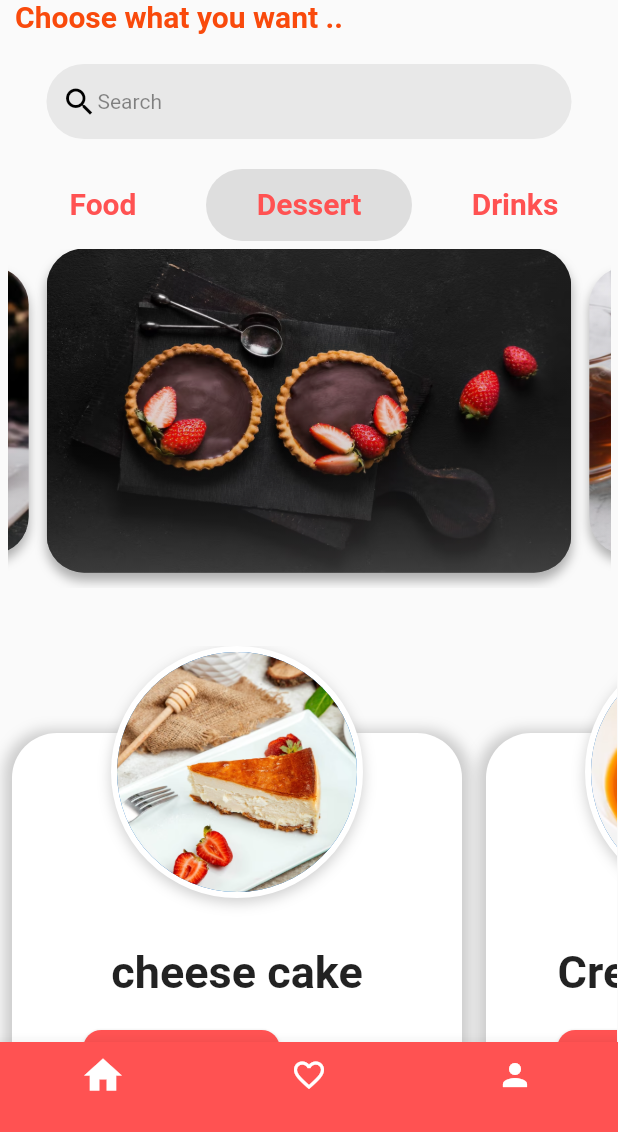
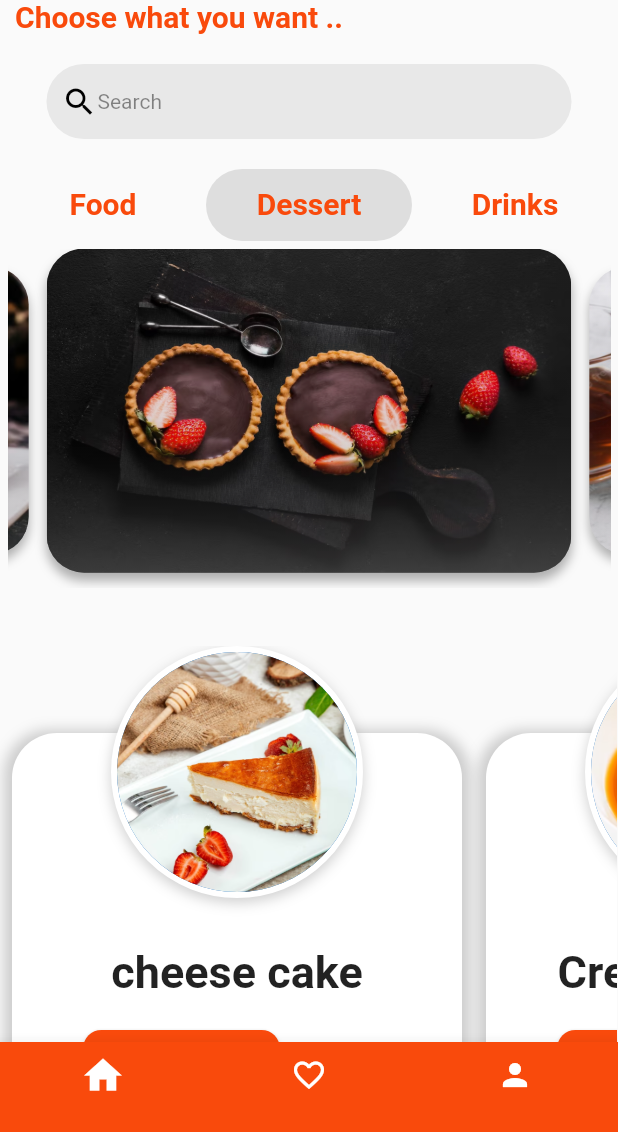
Before and after one commit to EsraaMagedd/Recipe_app, a Flutter app: the pages screen opened directly, tab 2 chosen, on a phone screen of 412 x 824 dp, the part 104-1236 px from its top. Run offline on Flutter 3.47's test engine with Material 2 defaults, Android fonts, the phone set to English and light mode, and no system bars; drawn by our look-alikes of carousel_slider; our stand-ins replace bloc, dio, flutter_bloc, get, google_fonts, hive and 2 more; accounts and stored records are empty; network calls fail; key blocks and very long unbroken strings in the code were emptied for the run.

Commit message:
after update2

```diff
--- a/lib/RecipeScreen.dart
+++ b/lib/RecipeScreen.dart
@@ -49,7 +49,7 @@ Widget recipe(String image,String text,String  link,String link2){
                     children: [
                       Center(
                         child: Container(
-                          width: 100,
+                          width: double.infinity,
                           decoration: BoxDecoration(borderRadius: BorderRadius.circular(30),),
 
 
@@ -92,7 +92,7 @@ Widget recipe(String image,String text,String  link,String link2){
               ),
               SizedBox(height: 20,),
               Container(
-                width: 100,
+                width: double.infinity,
                 child: Padding(
                   padding: const EdgeInsets.all(.0),
                   child: Text('''${text}''', style: const TextStyle(
--- a/lib/dessert.dart
+++ b/lib/dessert.dart
@@ -72,17 +72,17 @@ class _dessertState extends State<dessert> {
                   color:Colors.grey.withOpacity(0.3)), //Change background color from here
               tabs: [
                 Tab(child: Text('Food',style: TextStyle(
-                    color: Color.fromARGB(255, 255, 82, 82),
+                    color: Color(0xfff94a0c),
                     fontWeight: FontWeight.bold,
                     fontSize: 20
                 ),),),
                 Tab(child: Text('Dessert',style: TextStyle(
-                    color: Color.fromARGB(255, 255, 82, 82),
+                    color: Color(0xfff94a0c),
                     fontWeight: FontWeight.bold,
                     fontSize: 20
                 ),)),
                 Tab(child: Text('Drinks',style: TextStyle(
-                    color: Color.fromARGB(255, 255, 82, 82),
+                    color: Color(0xfff94a0c),
                     fontWeight: FontWeight.bold,
                     fontSize: 20
                 ),)),
@@ -298,7 +298,7 @@ Widget items(data d,BuildContext context){
                       onPressed: () {},
                       child: Text('Start doing',style: TextStyle(color: Colors.white,fontSize: 20)),
                       style: ElevatedButton.styleFrom(
-                        primary: Color.fromARGB(255, 255, 82, 82),
+                        primary:Color(0xfff94a0c),
                         shape: RoundedRectangleBorder(
                           borderRadius: BorderRadius.circular(12), // <-- Radius
                         ),
--- a/lib/drinks.dart
+++ b/lib/drinks.dart
@@ -71,17 +71,17 @@ class _drinksState extends State<drinks> {
                   color:Colors.grey.withOpacity(0.3)), //Change background color from here
               tabs: [
                 Tab(child: Text('Food',style: TextStyle(
-                    color: Color.fromARGB(255, 255, 82, 82),
+                    color: Color(0xfff94a0c),
                     fontWeight: FontWeight.bold,
                     fontSize: 20
                 ),),),
                 Tab(child: Text('Dessert',style: TextStyle(
-                    color: Color.fromARGB(255, 255, 82, 82),
+                    color: Color(0xfff94a0c),
                     fontWeight: FontWeight.bold,
                     fontSize: 20
                 ),)),
                 Tab(child: Text('Drinks',style: TextStyle(
-                    color: Color.fromARGB(255, 255, 82, 82),
+                    color: Color(0xfff94a0c),
                     fontWeight: FontWeight.bold,
                     fontSize: 20
                 ),)),
--- a/lib/for_user.dart
+++ b/lib/for_user.dart
@@ -20,7 +20,7 @@ class _NoteScreenState extends State<NoteScreen> {
   Widget build(BuildContext context) {
     return Scaffold(
       appBar: AppBar(
-        backgroundColor: Color.fromARGB(255, 255, 82, 82),
+        backgroundColor: Color(0xfff94a0c),
         title: Text("Your recipies",
           style: TextStyle(
             fontSize: 27,
@@ -35,7 +35,7 @@ class _NoteScreenState extends State<NoteScreen> {
         ],
       ),
       floatingActionButton: FloatingActionButton(
-        backgroundColor: Color.fromARGB(255, 255, 82, 82),
+        backgroundColor: Color(0xfff94a0c),
         onPressed: () async {
           noteContoroller.clear();
           AlertDialog alert = AlertDialog(
--- a/lib/home.dart
+++ b/lib/home.dart
@@ -50,7 +50,7 @@ class _MyHomePageState extends State<MyHomePage> {
                           Text("Choose what you want ..",style: TextStyle(
                             fontWeight: FontWeight.bold,
                             fontSize: 20,
-                            color: Color.fromARGB(255, 255, 82, 82),
+                            color: Color(0xfff94a0c),
 
                           ),)
                         ],
@@ -87,17 +87,17 @@ class _MyHomePageState extends State<MyHomePage> {
                       color:Colors.grey.withOpacity(0.3)), //Change background color from here
                   tabs: [
                     Tab(child: Text('Food',style: TextStyle(
-                        color: Color.fromARGB(255, 255, 82, 82),
+                        color: Color(0xfff94a0c),
                         fontWeight: FontWeight.bold,
                         fontSize: 20
                     ),),),
                     Tab(child: Text('Dessert',style: TextStyle(
-                        color: Color.fromARGB(255, 255, 82, 82),
+                        color: Color(0xfff94a0c),
                         fontWeight: FontWeight.bold,
                         fontSize: 20
                     ),)),
                     Tab(child: Text('Drinks',style: TextStyle(
-                        color: Color.fromARGB(255, 255, 82, 82),
+                        color: Color(0xfff94a0c),
                         fontWeight: FontWeight.bold,
                         fontSize: 20
                     ),)),
@@ -183,7 +183,7 @@ class _MyHomePageState extends State<MyHomePage> {
                             },
                             child: Text('Click Here',style: TextStyle(fontSize: 22),),
                             style: ElevatedButton.styleFrom(
-                              primary: Color.fromARGB(255, 255, 82, 82),
+                              primary: Color(0xfff94a0c),
                               shape: RoundedRectangleBorder(
                                 borderRadius: BorderRadius.circular(12), // <-- Radius
                               ),
@@ -499,7 +499,7 @@ Widget items(data d,BuildContext context){
                           (context)=>d.screen);},
                       child: Text('Start doing',style: TextStyle(color: Colors.white,fontSize: 20)),
                       style: ElevatedButton.styleFrom(
-                        primary: Color.fromARGB(255, 255, 82, 82),
+                        primary: Color(0xfff94a0c),
                         shape: RoundedRectangleBorder(
                           borderRadius: BorderRadius.circular(12), // <-- Radius
                         ),
--- a/lib/main.dart
+++ b/lib/main.dart
@@ -44,12 +44,13 @@ class _MyAppState extends State<MyApp> {
         BlocProvider(create: (context) => LoginCubit()),
         BlocProvider(create: (context) => SignUpCubit()),
       ],
-      child: MaterialApp(
+      child: GetMaterialApp(
         title: 'Flutter Demo',
         theme: ThemeData(
           primarySwatch: Colors.blue,
         ),
-        home: HiveHelper.getToken() == "" ? MyHomePage() : pages(),
+        //home:pages(),
+        home: HiveHelper.getToken() == "" ? SplashScreen() : pages(),
         debugShowCheckedModeBanner: false,
       ),
     );
--- a/lib/profile.dart
+++ b/lib/profile.dart
@@ -48,7 +48,7 @@ class Page1 extends StatelessWidget {
                               decoration: const BoxDecoration(
                                 borderRadius:
                                 BorderRadius.all(Radius.circular(30)),
-                                color: Colors.orange,
+                                color: Color(0xfff94a0c),
                               ),
                               child: IconButton(
                                 onPressed: () {},
@@ -146,7 +146,7 @@ class Page1 extends StatelessWidget {
                   },
                   child: Container(
                     decoration: BoxDecoration(
-                      color: Colors.orange,
+                      color: Color(0xfff94a0c),
                       borderRadius: BorderRadius.circular(25.0),
                     ),
                     height: 60,
--- a/lib/screens.dart
+++ b/lib/screens.dart
@@ -35,8 +35,7 @@ class _pagesState extends State<pages> {
   }
   @override
   Widget build(BuildContext context) {
-    return  DefaultTabController(length: 3,
-        child: Scaffold
+    return  Scaffold
       (
 
       bottomNavigationBar: BottomNavigationBar(
@@ -45,13 +44,13 @@ class _pagesState extends State<pages> {
         onTap: x1,
         currentIndex: index2,
         type: BottomNavigationBarType.fixed,
-            backgroundColor:Color.fromARGB(255, 255, 82, 82),
+        backgroundColor: Color(0xfff94a0c),
         unselectedFontSize: 20,
 
 
         items: const <BottomNavigationBarItem>[
           BottomNavigationBarItem(
-                backgroundColor:Color.fromARGB(255, 255, 82, 82),
+            backgroundColor: Color(0xfff94a0c),
             icon: Icon(Icons.home,color: Colors.white,size: 30),
             label: '',
 
@@ -69,6 +68,6 @@ class _pagesState extends State<pages> {
 
       ),
       body: tabs[index2],
-        ));
+    );
   }
 }
```
Also changed, not shown: lib/splash.dart (+13 -3 lines), images/logo2.PNG (added). Lines whose indentation alone changed are shown as unchanged.
